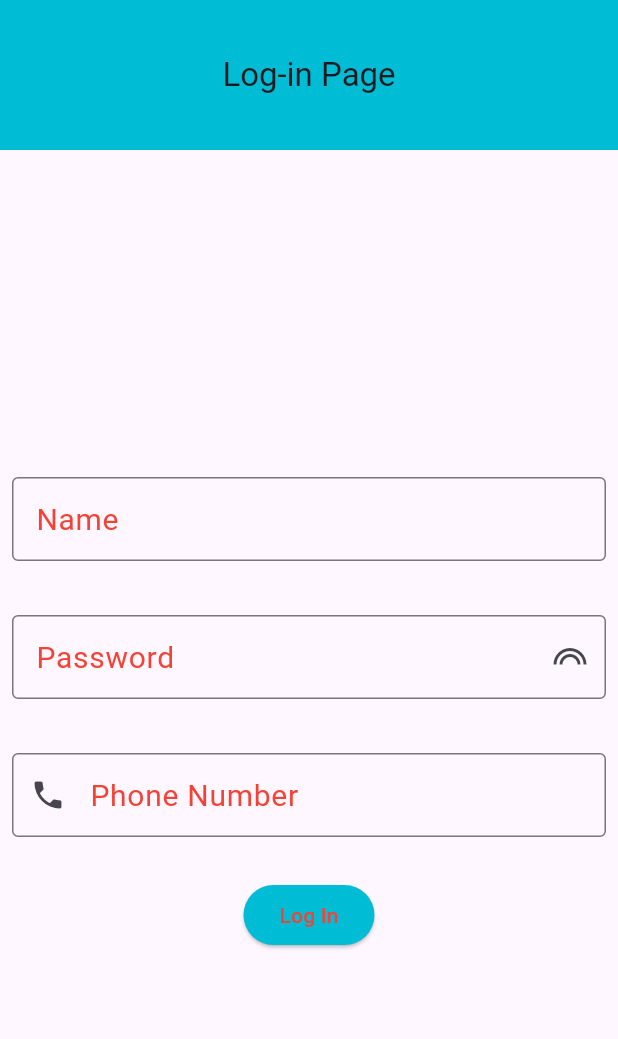
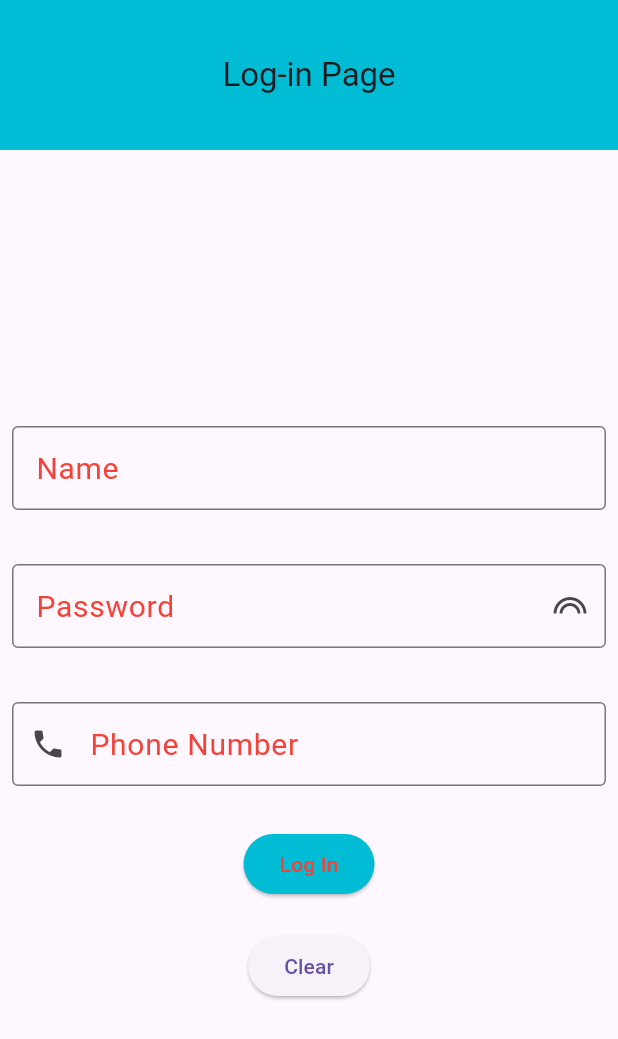
Before and after one commit to osmangonikhan247/new_project, a Flutter app: the screen it shows after launch, after a tap on "Log In", on a phone screen of 412 x 824 dp. Shown: the top 1039 px of the screen. Run offline on Flutter 3.47's test engine with Material 3 defaults, Android fonts, the phone set to English and light mode, and no system bars.

Commit message:
updated code

```diff
--- a/lib/log_in_page.dart
+++ b/lib/log_in_page.dart
@@ -108,7 +108,13 @@ class login extends StatelessWidget {
                     }
                     print(phonecontroller.text);
 
-                  }, child: Text('Log In'))
+                  }, child: Text('Log In')),
+
+              SizedBox(height: 20,),
+
+              ElevatedButton(onPressed: (){
+                namecontroller.clear();
+              }, child: Text('Clear'))
 
             ],
           ),
```
